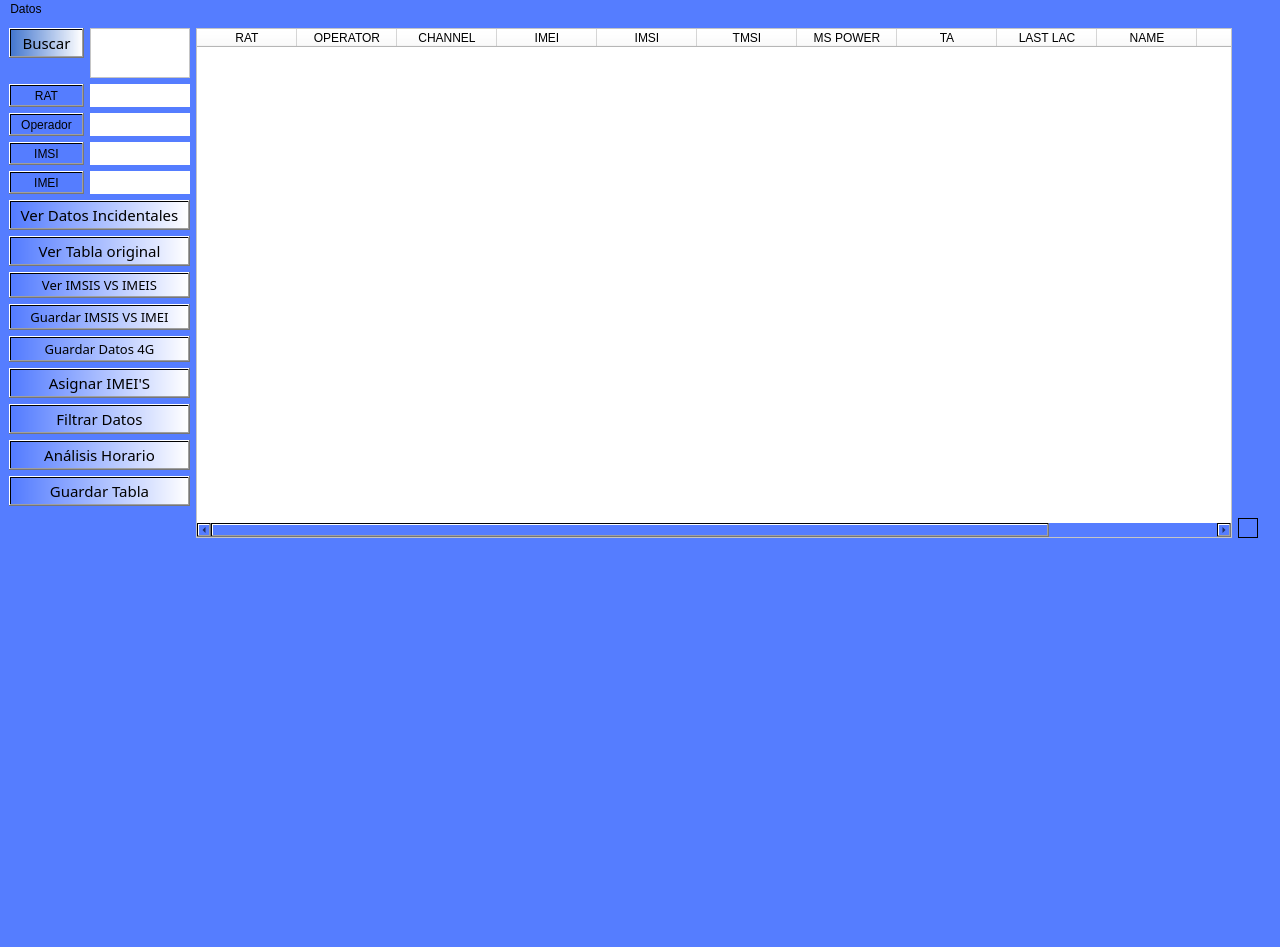
Old version of the form Interfaz/UI/VistaGeneralDatos.ui in the repository Dumaru/ExcelReports.
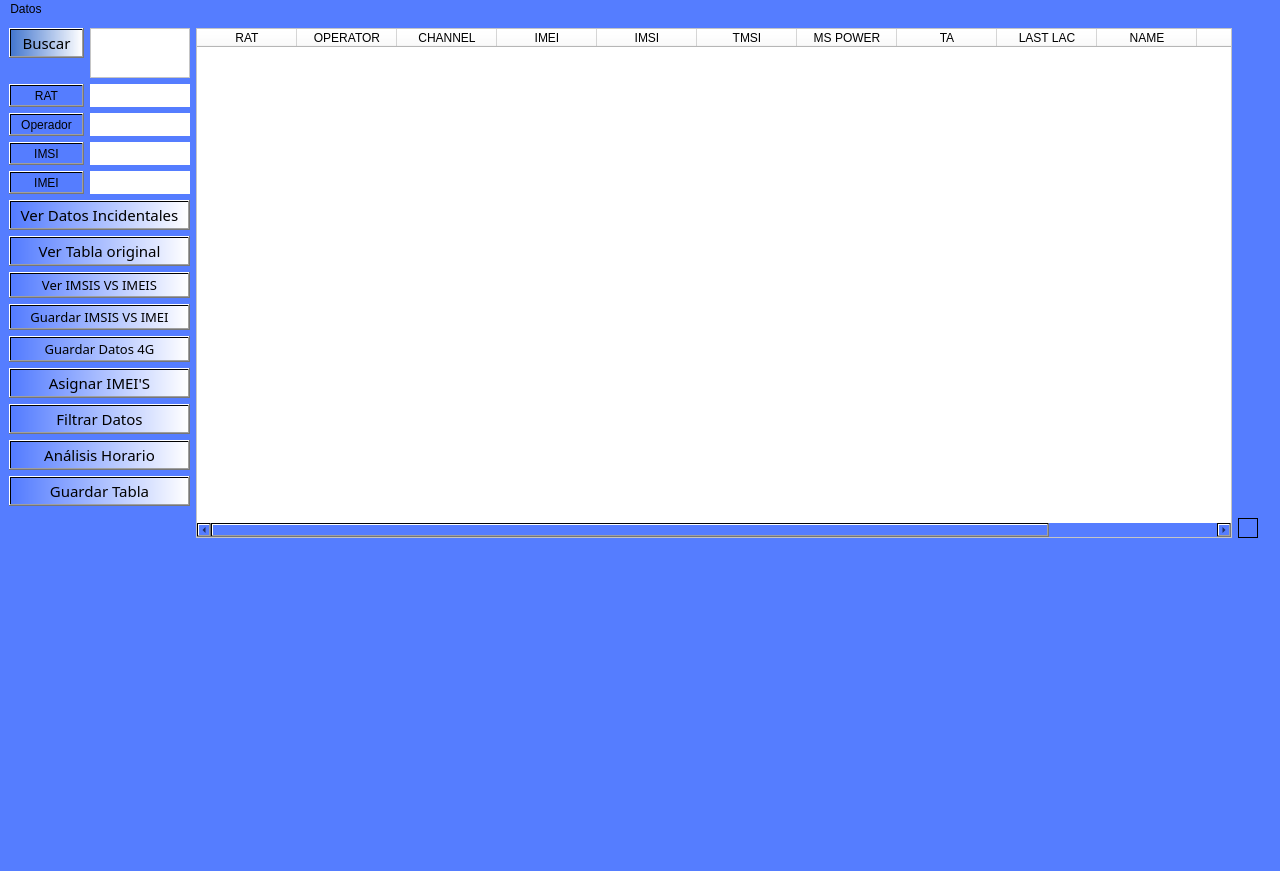
New version of the form. Icons and pictures are not drawn.

Patch:
```diff
--- a/Interfaz/UI/VistaGeneralDatos.ui
+++ b/Interfaz/UI/VistaGeneralDatos.ui
@@ -7,9 +7,15 @@
     <x>0</x>
     <y>0</y>
     <width>1280</width>
-    <height>947</height>
+    <height>871</height>
    </rect>
   </property>
+  <property name="sizePolicy">
+   <sizepolicy hsizetype="Minimum" vsizetype="Expanding">
+    <horstretch>0</horstretch>
+    <verstretch>0</verstretch>
+   </sizepolicy>
+  </property>
   <property name="windowTitle">
    <string>MainWindow</string>
   </property>
```
